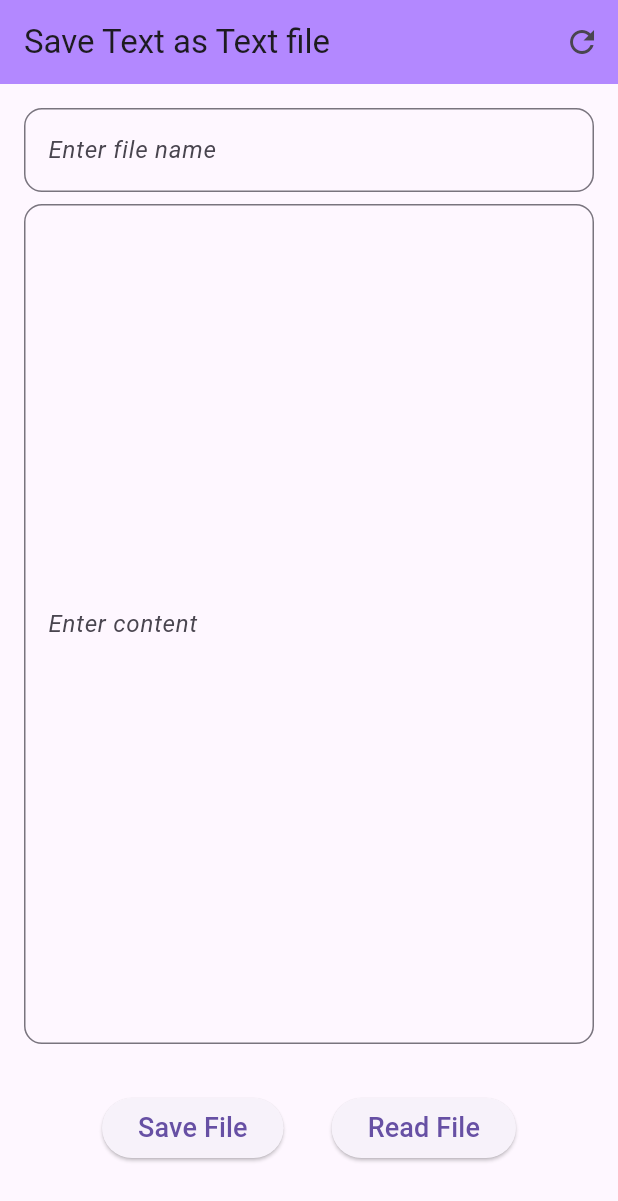
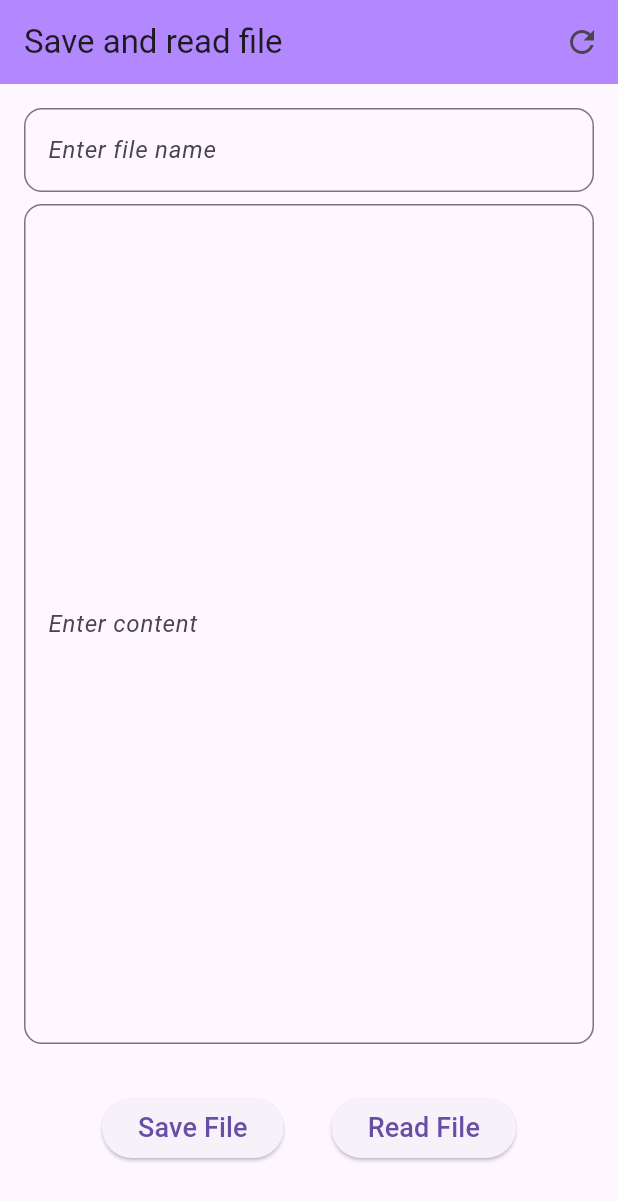
Before and after one commit to pervanluka/save_and_read_file, a Flutter app: the screen it shows after launch, after a tap on "Save File", after a tap on the "refresh" icon, on a phone screen of 412 x 824 dp. Shown: the top 1201 px of the screen. Run offline on Flutter 3.47's test engine with Material 3 defaults, Android fonts, the phone set to English and light mode, and no system bars; our stand-ins replace device_info_plus, equatable, flutter_bloc, get_it, logger, permission_handler and 1 more.

Commit message:
Renamed app name

```diff
--- a/lib/cubit/file_cubit.dart
+++ b/lib/cubit/file_cubit.dart
@@ -1,8 +1,8 @@
 import 'package:flutter_bloc/flutter_bloc.dart';
 import 'package:logger/logger.dart';
-import 'package:save_content_as_txt_file/cubit/file_state.dart';
-import 'package:save_content_as_txt_file/device_handler/device_permission_handler.dart';
-import 'package:save_content_as_txt_file/device_handler/device_storage_handler.dart';
+import 'package:save_and_read_file/cubit/file_state.dart';
+import 'package:save_and_read_file/device_handler/device_permission_handler.dart';
+import 'package:save_and_read_file/device_handler/device_storage_handler.dart';
 
 class FileCubit extends Cubit<FileState> {
   final IDeviceStorageHandler _deviceStorageHandler;
--- a/lib/device_handler/device_storage_handler.dart
+++ b/lib/device_handler/device_storage_handler.dart
@@ -1,4 +1,4 @@
-import 'package:save_content_as_txt_file/src/messages.g.dart';
+import 'package:save_and_read_file/src/messages.g.dart';
 
 abstract interface class IDeviceStorageHandler {
   Future<FileResponse> saveFile(String fileName, String content);
--- a/lib/main.dart
+++ b/lib/main.dart
@@ -3,9 +3,9 @@ import 'dart:async';
 import 'package:flutter/material.dart';
 import 'package:flutter_bloc/flutter_bloc.dart';
 import 'package:logger/logger.dart';
-import 'package:save_content_as_txt_file/cubit/file_cubit.dart';
-import 'package:save_content_as_txt_file/cubit/file_state.dart';
-import 'package:save_content_as_txt_file/service_locator/service_locator.dart';
+import 'package:save_and_read_file/cubit/file_cubit.dart';
+import 'package:save_and_read_file/cubit/file_state.dart';
+import 'package:save_and_read_file/service_locator/service_locator.dart';
 import 'package:toastification/toastification.dart';
 
 void main() {
@@ -64,7 +64,7 @@ class _SaveFileScreenState extends State<SaveFileScreen> {
   Widget build(BuildContext context) {
     return Scaffold(
       appBar: AppBar(
-        title: const Text('Save Text as Text file'),
+        title: const Text('Save and read file'),
         centerTitle: false,
         actions: [
           IconButton(
--- a/lib/service_locator/service_locator.dart
+++ b/lib/service_locator/service_locator.dart
@@ -1,9 +1,8 @@
 import 'package:device_info_plus/device_info_plus.dart';
 import 'package:get_it/get_it.dart';
-import 'package:save_content_as_txt_file/cubit/file_cubit.dart';
-import 'package:save_content_as_txt_file/device_handler/device_permission_handler.dart';
-import 'package:save_content_as_txt_file/device_handler/device_storage_handler.dart';
-import 'package:save_content_as_txt_file/src/messages.g.dart';
+import 'package:save_and_read_file/device_handler/device_permission_handler.dart';
+import 'package:save_and_read_file/device_handler/device_storage_handler.dart';
+import 'package:save_and_read_file/src/messages.g.dart';
 
 final sl = GetIt.instance;
 
@@ -27,13 +26,5 @@ class ServiceLocator {
     sl.registerFactory<IDevicePermissionHandler>(
       () => DevicePermissionHandler(deviceInfoPlugin: sl()),
     );
-
-    // Cubit
-    sl.registerFactory<FileCubit>(
-      () => FileCubit(
-        deviceStorageHandler: sl(),
-        devicePermissionHandler: sl(),
-      ),
-    );
   }
 }
--- a/pubspec.yaml
+++ b/pubspec.yaml
@@ -1,4 +1,4 @@
-name: save_content_as_txt_file
+name: save_and_read_file
 description: "A new Flutter project."
 # The following line prevents the package from being accidentally published to
 # pub.dev using `flutter pub publish`. This is preferred for private packages.
@@ -43,6 +43,7 @@ dependencies:
   toastification: ^1.2.0
   logger: ^2.0.2+1
   device_info_plus: ^9.1.2
+  rename: ^3.0.1
 
 dev_dependencies:
   flutter_test:
```
Also changed, not shown: pubspec.lock, 5 other files.
